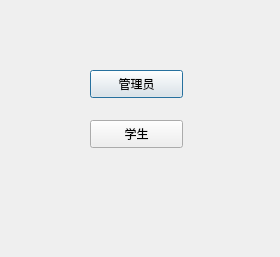
First picture: the form in usrmanagement.ui, repository ZzzAmy/bookstore, before the edit.
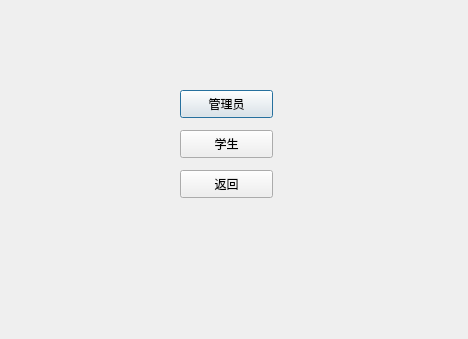
Second picture: the form after the edit.

```diff
--- a/usrmanagement.ui
+++ b/usrmanagement.ui
@@ -6,8 +6,8 @@
    <rect>
     <x>0</x>
     <y>0</y>
-    <width>280</width>
-    <height>257</height>
+    <width>468</width>
+    <height>339</height>
    </rect>
   </property>
   <property name="windowTitle">
@@ -16,8 +16,8 @@
   <widget class="QPushButton" name="pushButton">
    <property name="geometry">
     <rect>
-     <x>90</x>
-     <y>70</y>
+     <x>180</x>
+     <y>90</y>
      <width>93</width>
      <height>28</height>
     </rect>
@@ -29,8 +29,8 @@
   <widget class="QPushButton" name="pushButton_2">
    <property name="geometry">
     <rect>
-     <x>90</x>
-     <y>120</y>
+     <x>180</x>
+     <y>130</y>
      <width>93</width>
      <height>28</height>
     </rect>
@@ -39,6 +39,19 @@
     <string>学生</string>
    </property>
   </widget>
+  <widget class="QPushButton" name="pushButton_3">
+   <property name="geometry">
+    <rect>
+     <x>180</x>
+     <y>170</y>
+     <width>93</width>
+     <height>28</height>
+    </rect>
+   </property>
+   <property name="text">
+    <string>返回</string>
+   </property>
+  </widget>
  </widget>
  <resources/>
  <connections/>
```
